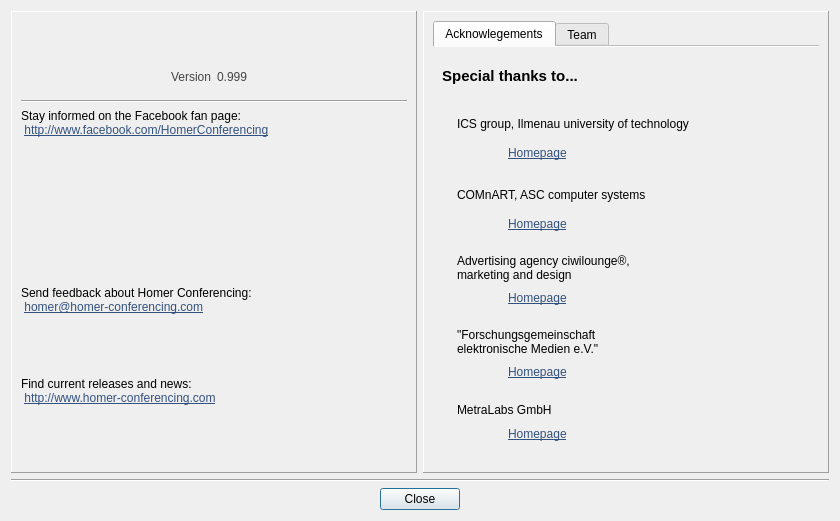
This is Homer/forms/Dialogs/VersionDialog.ui in Homer-Conferencing/Homer-Conferencing as Qt 5 draws it before an edit. The edited form follows.
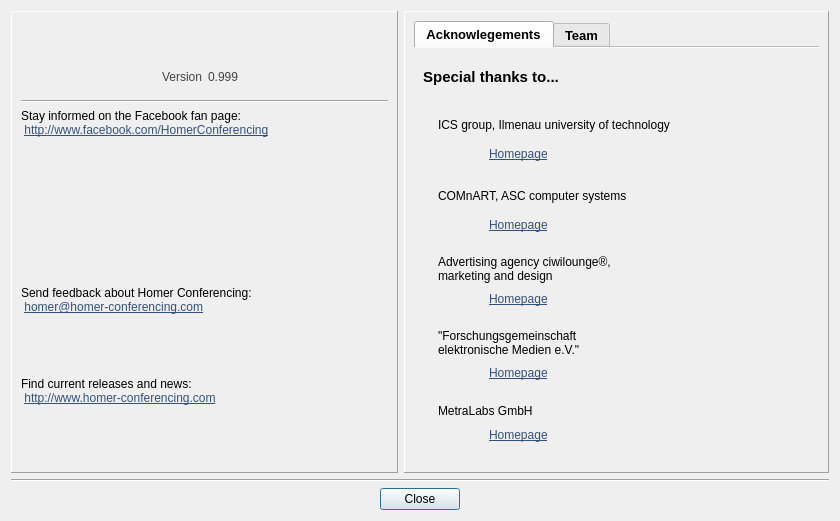
This is the edited form. Icons and pictures are not drawn.

Commit message: - GUI redesign: init. version

Diff of the .ui file:
```diff
--- a/Homer/forms/Dialogs/VersionDialog.ui
+++ b/Homer/forms/Dialogs/VersionDialog.ui
@@ -22,6 +22,11 @@
     <height>505</height>
    </size>
   </property>
+  <property name="font">
+   <font>
+    <family>Arial</family>
+   </font>
+  </property>
   <property name="windowTitle">
    <string>About Homer Conferencing</string>
   </property>
@@ -400,6 +405,13 @@
        <layout class="QVBoxLayout" name="verticalLayout_4">
         <item>
          <widget class="QTabWidget" name="tabWidget">
+          <property name="font">
+           <font>
+            <pointsize>10</pointsize>
+            <weight>75</weight>
+            <bold>true</bold>
+           </font>
+          </property>
           <property name="currentIndex">
            <number>0</number>
           </property>
```
Left out of the diff: 1 changed line with no effect on the pictures. The commit also changes 94 other files.
